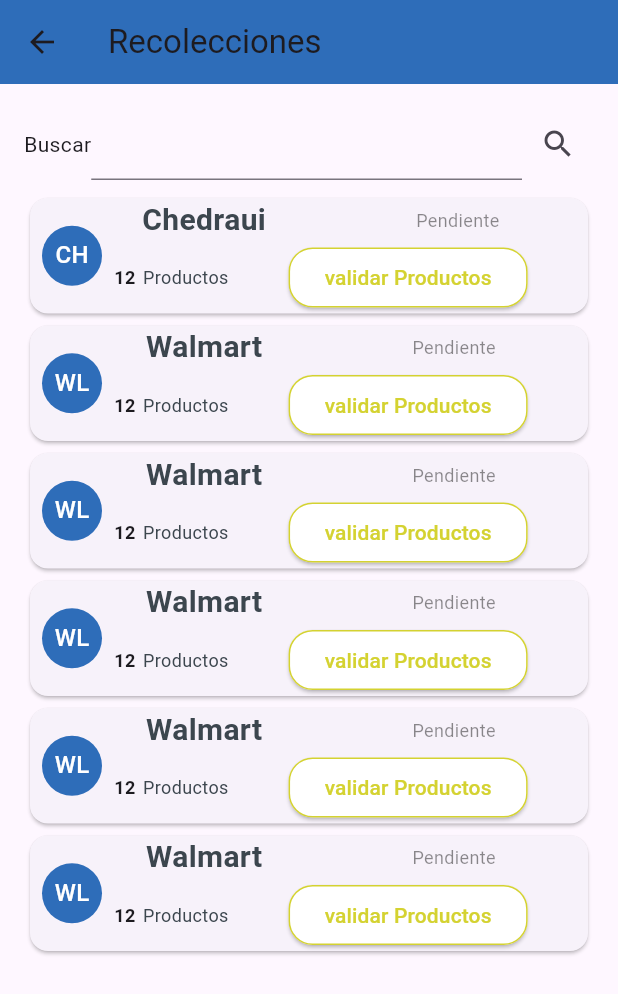
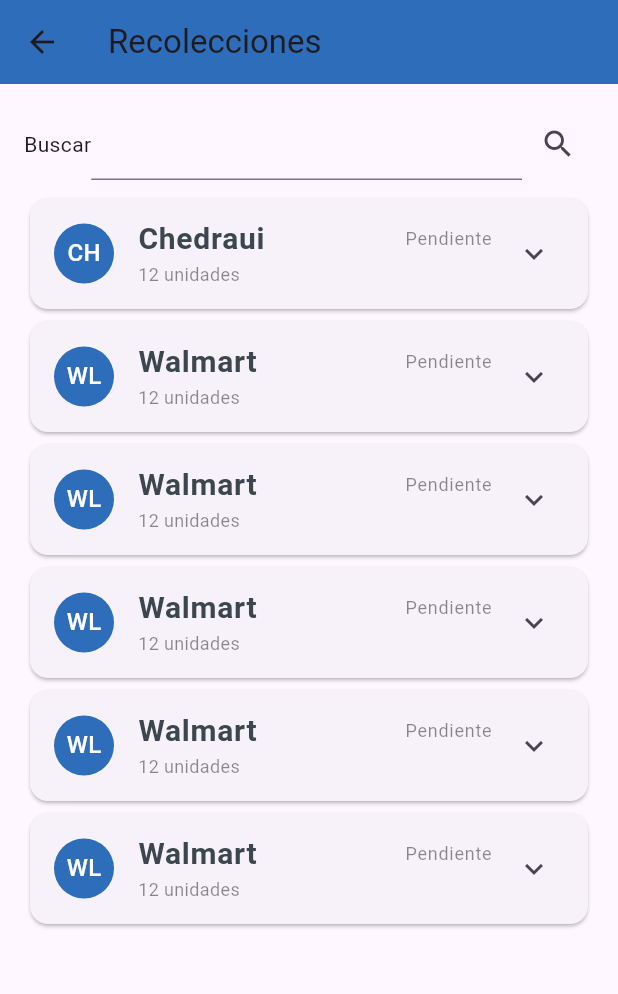
Before and after one commit to 20203tn128/donaciones, a Flutter app: the Recolection screen opened directly, on a phone screen of 412 x 824 dp. Shown: the top 994 px of the screen. Run offline on Flutter 3.47's test engine with Material 3 defaults, Android fonts, the phone set to English and light mode, and no system bars; our stand-ins replace dio.

Commit message:
Modificaciones en vistas recolection, recolection_detail,product_detail

```diff
--- a/lib/config/navigation/home_stack.dart
+++ b/lib/config/navigation/home_stack.dart
@@ -4,6 +4,7 @@
 import 'package:donaciones/modules/home/adapters/screens/recolection_detail.dart';
 import 'package:donaciones/modules/home/widgets/all-coments-form.dart';
 import 'package:donaciones/modules/home/widgets/coments-form.dart';
+import 'package:donaciones/modules/home/widgets/products_detail.dart';
 import 'package:flutter/material.dart';
 
 class HomeStack extends StatelessWidget {
--- a/lib/modules/home/adapters/screens/recolection.dart
+++ b/lib/modules/home/adapters/screens/recolection.dart
@@ -38,7 +38,8 @@
         title: const Text('Recolecciones'),
         backgroundColor: ColorsApp.prmaryColor,
       ),
-      body: Container(
+      body: SingleChildScrollView(
+        child: Container(
           padding: const EdgeInsets.all(16),
           child: Column(
             children: [
@@ -95,6 +96,7 @@
             ],
           ),
         ),
+      ),
     );
   }
 }
--- a/lib/modules/home/widgets/home-container.dart
+++ b/lib/modules/home/widgets/home-container.dart
@@ -18,7 +18,137 @@
   @override
   Widget build(BuildContext context) {
     return Card(
-      child: Row(
+        child: ExpansionTile(
+            leading: CircleAvatar(
+              backgroundColor: ColorsApp.prmaryColor,
+              foregroundColor: Colors.white,
+              child: Text(acronimous),
+            ),
+            title: Row(
+              children: [
+                Text(
+                  tittle,
+                  style: TextStyle(
+                      fontSize: 20,
+                      fontWeight: FontWeight.bold,
+                      color: ColorsApp.secondaryColor),
+                ),
+                Spacer(),
+                Text(
+                  status,
+                  style: TextStyle(fontSize: 12, color: Colors.black45),
+                )
+              ],
+            ),
+            subtitle: Text(
+              '$quantity unidades',
+              style: TextStyle(
+                color: Colors.black45,
+                fontSize: 12,
+              ),
+            ),
+            children: [
+          Divider(
+            height: 1,
+            color: Colors.grey,
+          ),
+          Padding(
+            padding: const EdgeInsets.all(8.0),
+            child: Column(
+              children: [
+                Padding(
+                  padding: const EdgeInsets.all(8.0),
+                  child: Card(
+                    elevation: 5,
+                    child: Padding(
+                      padding: const EdgeInsets.all(8.0),
+                      child: Column(children: [
+                        Padding(
+                          padding: const EdgeInsets.all(8.0),
+                          child: Text(
+                            'Detalles de la Cadena',
+                            style: TextStyle(
+                                fontSize: 16,
+                                fontWeight: FontWeight.bold,
+                                color: ColorsApp.secondaryColor),
+                          ),
+                        ),
+                        Row(
+                          children: [
+                            Text(
+                              'Direccion: ',
+                              style: TextStyle(
+                                  fontSize: 12, fontWeight: FontWeight.bold),
+                            ),
+                            SizedBox(
+                                width: 180,
+                                child: Text(
+                                    'Colonia Palo escrito entre 34 y 62 ',
+                                    style: TextStyle(
+                                        fontSize: 12, color: Colors.black45))),
+                          ],
+                        ),
+                        Row(
+                          children: [
+                            Text(
+                              'Enlaces: ',
+                              style: TextStyle(
+                                  fontSize: 12, fontWeight: FontWeight.bold),
+                            ),
+                            Text('Luis Angel Estrada',
+                                style: TextStyle(
+                                    fontSize: 12, color: Colors.black45))
+                          ],
+                        ),
+                        Row(
+                          children: [
+                            Text(
+                              'Teléfono: ',
+                              style: TextStyle(
+                                  fontSize: 12, fontWeight: FontWeight.bold),
+                            ),
+                            Text('7771456234',
+                                style: TextStyle(
+                                    fontSize: 12, color: Colors.black45))
+                          ],
+                        ),
+                      ]),
+                    ),
+                  ),
+                ),
+                Row(
+                  children: [
+                    ElevatedButton(
+                      onPressed: () {
+                        Navigator.of(context)
+                            .pushNamed('/home/recolections_detail');
+                      },
+                      child: const Text('Validar Productos'),
+                      style: ElevatedButton.styleFrom(
+                          minimumSize: Size(30, 30),
+                          shape: RoundedRectangleBorder(
+                              borderRadius: BorderRadius.circular(22)),
+                          backgroundColor: ColorsApp.successColor),
+                    ),
+                    Spacer(),
+                    ElevatedButton(
+                      onPressed: () {
+                        Navigator.pushNamed(context, '/home/start-delivery');
+                      },
+                      child: const Text('Finalizar'),
+                      style: ElevatedButton.styleFrom(
+                          minimumSize: Size(30, 30),
+                          shape: RoundedRectangleBorder(
+                              borderRadius: BorderRadius.circular(22)),
+                          backgroundColor: ColorsApp.successColor),
+                    ),
+                  ],
+                )
+              ],
+            ),
+          )
+
+          /* Row(
         children: [
           Column(
             children: [
@@ -56,10 +186,7 @@
                   SizedBox(
                     width: 100,
                   ),
-                  Text(
-                    status,
-                    style: TextStyle(fontSize: 12, color: Colors.black45),
-                  )
+
                 ],
               ),
               Row(
@@ -77,25 +204,13 @@
                         fontSize: 12, color: ColorsApp.secondaryColor),
                   ),
                   SizedBox(width: 40),
-                  ElevatedButton(
-                    onPressed: () {
-                      Navigator.of(context)
-                          .pushNamed('/home/recolections_detail');
-                    },
-                    child: const Text('validar Productos'),
-                    style: OutlinedButton.styleFrom(
-                        backgroundColor: Colors.white,
-                        foregroundColor: ColorsApp.warningColor,
-                        side: const BorderSide(color: ColorsApp.warningColor),
-                        shape: RoundedRectangleBorder(
-                            borderRadius: BorderRadius.circular(16))),
-                  ),
+
                 ],
               ),
             ],
           ),
         ],
-      ),
-    );
+      ), */
+        ]));
   }
 }
--- a/lib/modules/home/widgets/products-card.dart
+++ b/lib/modules/home/widgets/products-card.dart
@@ -1,5 +1,6 @@
 import 'package:donaciones/kernel/themes/colors_app.dart';
 import 'package:donaciones/modules/home/widgets/coments-form.dart';
+import 'package:donaciones/modules/home/widgets/products_detail.dart';
 import 'package:flutter/material.dart';
 
 class ProductCard extends StatefulWidget {
@@ -100,7 +101,7 @@
                     return Container(
                       height: 400,
                       child: Center(
-                        child: ComentsForm(),
+                        child: ProductsDetail(),
                       ),
                     );
                   },
```
Also changed, not shown: lib/modules/home/widgets/products_detail.dart (added, +119 -0 lines). Lines whose indentation alone changed are shown as unchanged.
